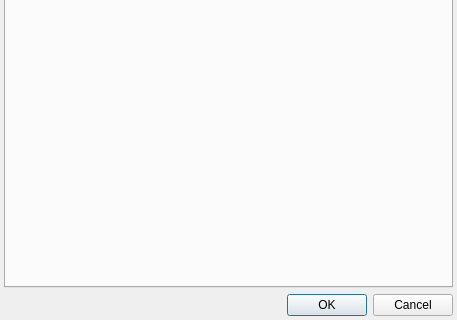
IDREsandbox/vsim, file src/StyleSettingsDialog.ui: the form before one commit; both pictures show x 0 to 457 and y 172 to 492 of the 457 by 492 pixel window.
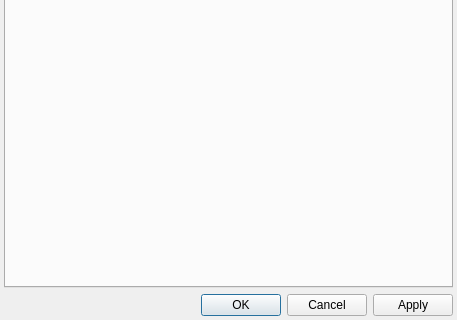
The form after the commit.

Diff of the .ui file:
```diff
--- a/src/StyleSettingsDialog.ui
+++ b/src/StyleSettingsDialog.ui
@@ -32,7 +32,7 @@
       <enum>Qt::Horizontal</enum>
      </property>
      <property name="standardButtons">
-      <set>QDialogButtonBox::Cancel|QDialogButtonBox::Ok</set>
+      <set>QDialogButtonBox::Apply|QDialogButtonBox::Cancel|QDialogButtonBox::Ok</set>
      </property>
     </widget>
    </item>
```
